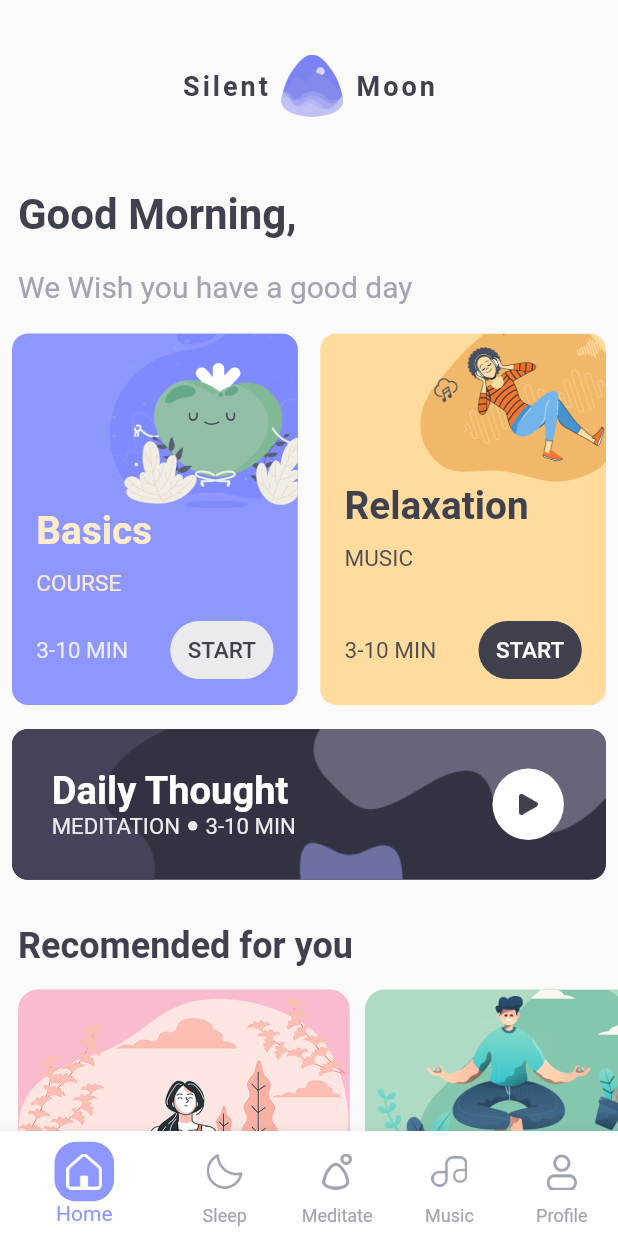
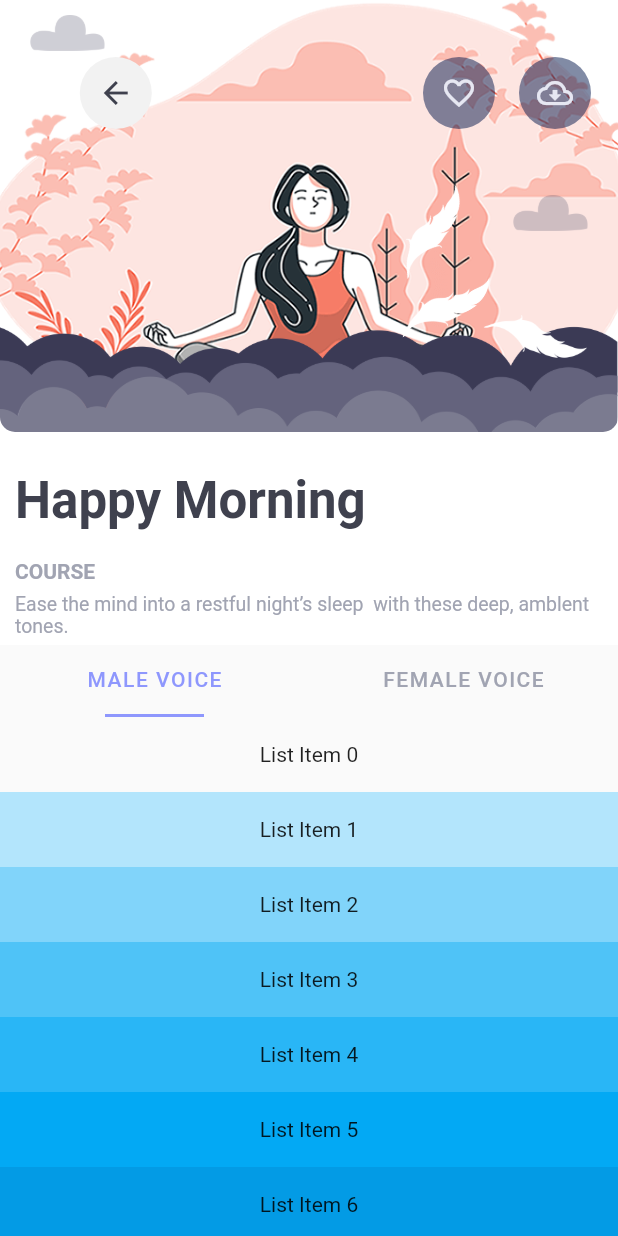
Before and after one commit to husen-hn/SilentMoon, a Flutter app: the screen it shows after launch, after a tap on "START", on a phone screen of 412 x 824 dp. Run offline on Flutter 3.47's test engine with Material 2 defaults, Android fonts, the phone set to English and light mode, and no system bars.

Commit message:
play list

```diff
--- a/lib/route_generator.dart
+++ b/lib/route_generator.dart
@@ -1,4 +1,5 @@
 import 'package:SilentMoon/screen/main_screen.dart';
+import 'package:SilentMoon/screen/play_list.dart';
 import 'package:flutter/material.dart';
 import 'package:flutter/widgets.dart';
 
@@ -8,6 +9,8 @@ class RouteGenerator {
     switch (settings.name) {
       case '/':
         return MaterialPageRoute(builder: (_) => MainScreen());
+      case '/play_list':
+        return MaterialPageRoute(builder: (_) => PlayList());
 
       default:
         return MaterialPageRoute(builder: (_) => MainScreen());
--- a/lib/screen/home.dart
+++ b/lib/screen/home.dart
@@ -8,6 +8,7 @@ class Home extends StatefulWidget {
 }
 
 class _HomeState extends State<Home> {
+  // used in Recomended List
   List musicBoxs = [
     MusicBox(
       darkMood: false,
@@ -123,7 +124,9 @@ class _HomeState extends State<Home> {
                     time: '3-10 MIN',
                     timeColor: Color(0xffEBEAEC),
                     btnColor: Color(0xffEBEAEC),
-                          btnTxtColor: Color(0xff3F414E))),
+                    btnTxtColor: Color(0xff3F414E),
+                    onTap: this._basicsBannerBoxTap,
+                  )),
                   SizedBox(
                     width: 15.0,
                   ),
@@ -252,4 +255,8 @@ class _HomeState extends State<Home> {
       ),
     );
   }
+
+  _basicsBannerBoxTap() {
+    Navigator.pushNamed(context, '/play_list');
   }
+}
--- /dev/null
+++ b/lib/screen/play_list.dart
@@ -0,0 +1,307 @@
+import 'package:flutter/material.dart';
+
+class PlayList extends StatefulWidget {
+  @override
+  _PlayListState createState() => _PlayListState();
+}
+
+class _PlayListState extends State<PlayList> {
+  @override
+  Widget build(BuildContext context) {
+    return Scaffold(
+      body: SafeArea(
+        child: DefaultTabController(
+          length: 2,
+          child: CustomScrollView(
+            slivers: [
+              Theme(
+                data: Theme.of(context).copyWith(
+                    accentColor: Color(0xff8E97FD), primaryColor: Colors.white),
+                child: SliverAppBar(
+                  floating: false,
+                  pinned: false,
+                  expandedHeight: 430,
+                  automaticallyImplyLeading: false,
+                  flexibleSpace: FlexibleSpaceBar(
+                    background: Column(
+                      crossAxisAlignment: CrossAxisAlignment.stretch,
+                      children: [
+                        //top image
+                        Container(
+                          height: 288.0,
+                          decoration: BoxDecoration(
+                              borderRadius: BorderRadius.only(
+                                  bottomLeft: Radius.circular(10),
+                                  bottomRight: Radius.circular(10)),
+                              image: DecorationImage(
+                                  image: AssetImage("images/nature.png"),
+                                  fit: BoxFit.cover)),
+                          child: Stack(
+                            children: [
+                              // action buttons
+                              Positioned(
+                                top: 30,
+                                right: 10,
+                                child: Row(
+                                  children: [
+                                    TextButton(
+                                        child: Container(
+                                      decoration: ShapeDecoration(
+                                        color: const Color(0xffF2F2F2),
+                                        shape: const CircleBorder(),
+                                      ),
+                                      child: IconButton(
+                                        icon: const Icon(Icons.arrow_back,
+                                            color: Color(0xff3F414E)),
+                                        onPressed: () =>
+                                            Navigator.of(context).pop(),
+                                      ),
+                                    )),
+                                    Container(
+                                      width: MediaQuery.of(context).size.width *
+                                          .4,
+                                    ),
+                                    TextButton(
+                                        child: Container(
+                                      decoration: ShapeDecoration(
+                                        color: const Color(0xff03174C)
+                                            .withOpacity(0.5),
+                                        shape: const CircleBorder(),
+                                      ),
+                                      child: IconButton(
+                                        icon: const Icon(
+                                            Icons.favorite_border_outlined,
+                                            color: Color(0xffE6E7F2)),
+                                        onPressed: () =>
+                                            Navigator.of(context).pop(),
+                                      ),
+                                    )),
+                                    TextButton(
+                                        child: Container(
+                                      decoration: ShapeDecoration(
+                                        color: const Color(0xff03174C)
+                                            .withOpacity(0.5),
+                                        shape: const CircleBorder(),
+                                      ),
+                                      child: IconButton(
+                                        icon: const Icon(
+                                            Icons.cloud_download_outlined,
+                                            color: Color(0xffE6E7F2)),
+                                        onPressed: () =>
+                                            Navigator.of(context).pop(),
+                                      ),
+                                    )),
+                                  ],
+                                ),
+                              ),
+                              //cloud
+                              Positioned(
+                                  top: 10.0,
+                                  left: 20.0,
+                                  child: Image(
+                                    image: AssetImage('images/cloud.png'),
+                                    width: 50,
+                                    color: Color(0xff616077).withOpacity(.3),
+                                  )),
+                              //cloud
+                              Positioned(
+                                  top: 130.0,
+                                  right: 20.0,
+                                  child: Image(
+                                    image: AssetImage('images/cloud.png'),
+                                    width: 50,
+                                    color: Color(0xff616077).withOpacity(.3),
+                                  )),
+                              //botton clouds
+                              Align(
+                                alignment: Alignment.bottomCenter,
+                                child: Padding(
+                                  padding: const EdgeInsets.only(bottom: 15.0),
+                                  child: Image(
+                                    image: AssetImage('images/cloud_top.png'),
+                                    width: MediaQuery.of(context).size.width,
+                                  ),
+                                ),
+                              ),
+                              Align(
+                                alignment: Alignment.bottomCenter,
+                                child: Padding(
+                                  padding: const EdgeInsets.only(bottom: 0.0),
+                                  child: Image(
+                                    image:
+                                        AssetImage('images/cloud_center.png'),
+                                    width: MediaQuery.of(context).size.width,
+                                  ),
+                                ),
+                              ),
+                              Align(
+                                alignment: Alignment.bottomCenter,
+                                child: Padding(
+                                  padding: const EdgeInsets.only(bottom: 0.0),
+                                  child: ClipRRect(
+                                    borderRadius: BorderRadius.only(
+                                        bottomLeft: Radius.circular(10),
+                                        bottomRight: Radius.circular(10)),
+                                    child: Image(
+                                      image:
+                                          AssetImage('images/cloud_bottom.png'),
+                                      width: MediaQuery.of(context).size.width,
+                                    ),
+                                  ),
+                                ),
+                              ),
+                              //fins
+                              Positioned(
+                                top: 140.0,
+                                right: 90.0,
+                                child: Transform.rotate(
+                                  angle: 5.0,
+                                  child: Image(
+                                    image: AssetImage('images/fin.png'),
+                                    width: 70,
+                                  ),
+                                ),
+                              ),
+                              Positioned(
+                                top: 190.0,
+                                right: 80.0,
+                                child: Transform.rotate(
+                                  angle: 5.5,
+                                  child: Image(
+                                    image: AssetImage('images/fin.png'),
+                                    width: 70,
+                                  ),
+                                ),
+                              ),
+                              Positioned(
+                                top: 210.0,
+                                right: 20.0,
+                                child: Transform.rotate(
+                                  angle: 6.3,
+                                  child: Image(
+                                    image: AssetImage('images/fin.png'),
+                                    width: 70,
+                                  ),
+                                ),
+                              ),
+                            ],
+                          ),
+                        ),
+                        //title & description
+                        Padding(
+                          padding: const EdgeInsets.only(top: 25.0, left: 10.0),
+                          child: RichText(
+                            text: TextSpan(
+                              text: 'Happy Morning\n',
+                              style: TextStyle(
+                                  color: Color(0xff3F414E),
+                                  fontSize: 34,
+                                  fontWeight: FontWeight.bold),
+                              children: <TextSpan>[
+                                TextSpan(
+                                    text: 'COURSE\n',
+                                    style: TextStyle(
+                                      height: 3.0,
+                                      fontWeight: FontWeight.bold,
+                                      fontSize: 14.0,
+                                      color: Color(0xffA1A4B2),
+                                    )),
+                                TextSpan(
+                                    text:
+                                        'Ease the mind into a restful night’s sleep  with these deep, amblent tones.',
+                                    style: TextStyle(
+                                        fontWeight: FontWeight.normal,
+                                        fontSize: 13.0,
+                                        color: Color(0xffA1A4B2))),
+                              ],
+                            ),
+                          ),
+                        )
+                      ],
+                    ),
+                  ),
+                ),
+              ),
+              //TabBar
+
+              Theme(
+                  data: Theme.of(context).copyWith(
+                      accentColor: Color(0xff8E97FD),
+                      primaryColor: Colors.white),
+                  child: SliverPersistentHeader(
+                    delegate: _SliverAppBarDelegate(
+                      TabBar(
+                        isScrollable: false,
+                        labelColor: Color(0xff8E97FD),
+                        unselectedLabelColor: Color(0xffA1A4B2),
+                        indicator: UnderlineTabIndicator(
+                            borderSide: BorderSide(
+                                width: 2.0, color: Color(0xff8E97FD)),
+                            insets: EdgeInsets.symmetric(horizontal: 70.0)),
+                        tabs: [
+                          Tab(
+                            child: Text(
+                              'MALE VOICE',
+                              style: TextStyle(letterSpacing: 1.0),
+                            ),
+                          ),
+                          Tab(
+                            child: Text(
+                              "FEMALE VOICE",
+                              style: TextStyle(letterSpacing: 1.0),
+                            ),
+                          ),
+                        ],
+                      ),
+                    ),
+                    pinned: true,
+                  )),
+              //Music List
+              SliverFixedExtentList(
+                itemExtent: 50.0,
+                delegate: SliverChildBuilderDelegate(
+                  (BuildContext context, int index) {
+                    // return TabBarView(children: [
+                    //   Icon(Icons.apps),
+                    //   Icon(Icons.movie),
+                    //   Icon(Icons.games),
+                    // ]);
+                    return Container(
+                      alignment: Alignment.center,
+                      color: Colors.lightBlue[100 * (index % 9)],
+                      child: Text('List Item $index'),
+                    );
+                  },
+                ),
+              ),
+            ],
+          ),
+        ),
+      ),
+    );
+  }
+}
+
+class _SliverAppBarDelegate extends SliverPersistentHeaderDelegate {
+  _SliverAppBarDelegate(this._tabBar);
+
+  final TabBar _tabBar;
+
+  @override
+  double get minExtent => _tabBar.preferredSize.height;
+  @override
+  double get maxExtent => _tabBar.preferredSize.height;
+
+  @override
+  Widget build(
+      BuildContext context, double shrinkOffset, bool overlapsContent) {
+    return new Container(
+      child: _tabBar,
+    );
+  }
+
+  @override
+  bool shouldRebuild(_SliverAppBarDelegate oldDelegate) {
+    return false;
+  }
+}
--- a/lib/widget/banner_box.dart
+++ b/lib/widget/banner_box.dart
@@ -1,20 +1,21 @@
 import 'package:flutter/material.dart';
 
 class BannerBox extends StatefulWidget {
-  Color bgColor;
-  String iconLocalPath;
-  double iconWidth;
-  String title;
-  Color titleColor;
-  String description;
-  Color descriptionColor;
-  String time;
-  Color timeColor;
-  String btnText;
-  Color btnColor;
-  Color btnTxtColor;
-  BannerBox({
-    this.bgColor,
+  final Color bgColor;
+  final String iconLocalPath;
+  final double iconWidth;
+  final String title;
+  final Color titleColor;
+  final String description;
+  final Color descriptionColor;
+  final String time;
+  final Color timeColor;
+  final String btnText;
+  final Color btnColor;
+  final Color btnTxtColor;
+  final Function onTap;
+  BannerBox(
+      {this.bgColor,
       this.iconLocalPath,
       this.iconWidth,
       this.title,
@@ -26,7 +27,7 @@ class BannerBox extends StatefulWidget {
       this.btnText = 'START',
       this.btnColor,
       this.btnTxtColor,
-  });
+      this.onTap});
   @override
   _BannerBoxState createState() => _BannerBoxState();
 }
@@ -113,7 +114,9 @@ class _BannerBoxState extends State<BannerBox> {
                             borderRadius:
                                 BorderRadius.all(Radius.circular(25.0))),
                       ),
-                      onPressed: () {},
+                      onPressed: () {
+                        widget.onTap();
+                      },
                     ),
                   )
                 ],
--- a/pubspec.yaml
+++ b/pubspec.yaml
@@ -61,6 +61,11 @@ flutter:
     - images/focus.png
     - images/happiness.png
     - images/nature.png
+    - images/cloud.png
+    - images/cloud_top.png
+    - images/cloud_center.png
+    - images/cloud_bottom.png
+    - images/fin.png
 
 
   # An image asset can refer to one or more resolution-specific "variants", see
```
Also changed, not shown: images/cloud.png (added), images/cloud_bottom.png (added), images/cloud_center.png (added), images/cloud_top.png (added), images/fin.png (added). Lines whose indentation alone changed are shown as unchanged.
